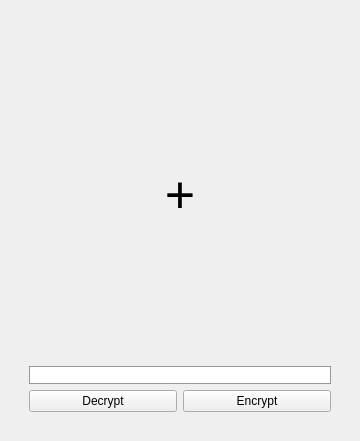
MohammadJavadRamezanpour/bitband-cryptor, file assets/templates/cryptor.ui: the form before one commit.
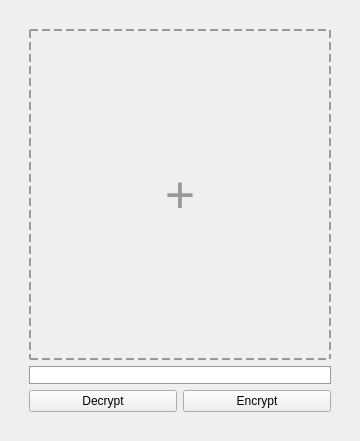
The form after the commit. Icons and pictures are not drawn.

Commit message: style added to label border

What changed in the file:
```diff
--- a/assets/templates/cryptor.ui
+++ b/assets/templates/cryptor.ui
@@ -44,11 +44,10 @@
            <cursorShape>PointingHandCursor</cursorShape>
           </property>
           <property name="styleSheet">
-           <string notr="true">#label{
-border: 2px dashed rgb(154, 153, 150);
-color: gray;
-}
-</string>
+           <string notr="true">QLabel {
+	border: 2px dashed rgb(154, 153, 150);
+	color: rgb(154, 153, 150);
+}</string>
           </property>
           <property name="text">
            <string>+</string>
```
